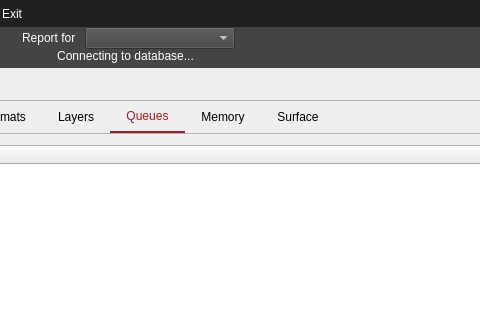
This is vulkancapsviewer.ui in SaschaWillems/VulkanCapsViewer as Qt 5 draws it before an edit; both pictures show x 338 to 818 and y 0 to 320 of the 927 by 755 pixel window. The edited form follows.
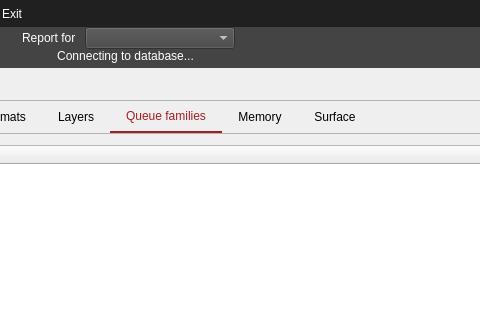
This is the edited form. The open tabs and pages were chosen to show the change. Icons and pictures are not drawn.

Commit message: Get queue family presentation support, use "Queue families" instead of "Queue" (Refs #7)

Patch:
```diff
--- a/vulkancapsviewer.ui
+++ b/vulkancapsviewer.ui
@@ -736,7 +736,7 @@
           </widget>
           <widget class="QWidget" name="tab_12">
            <attribute name="title">
-            <string>Queues</string>
+            <string>Queue families</string>
            </attribute>
            <layout class="QVBoxLayout" name="verticalLayout_15">
             <item>
```
Left out of the diff: 2 changed lines with no effect on the pictures. The commit also changes 3 other files.
